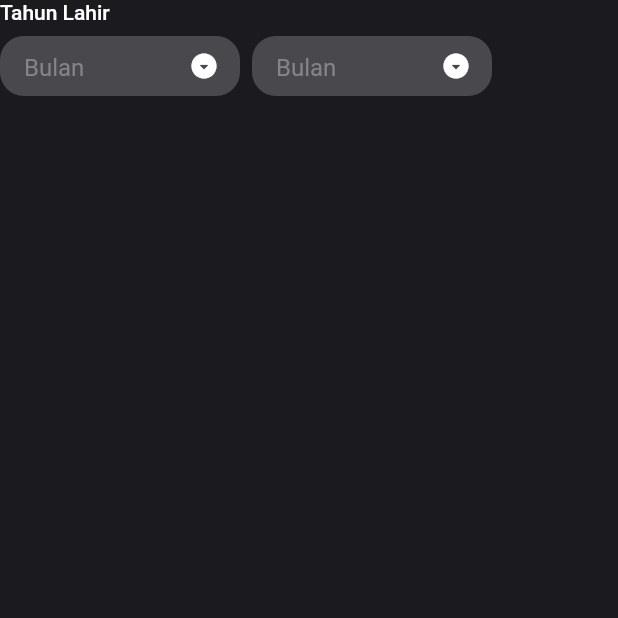
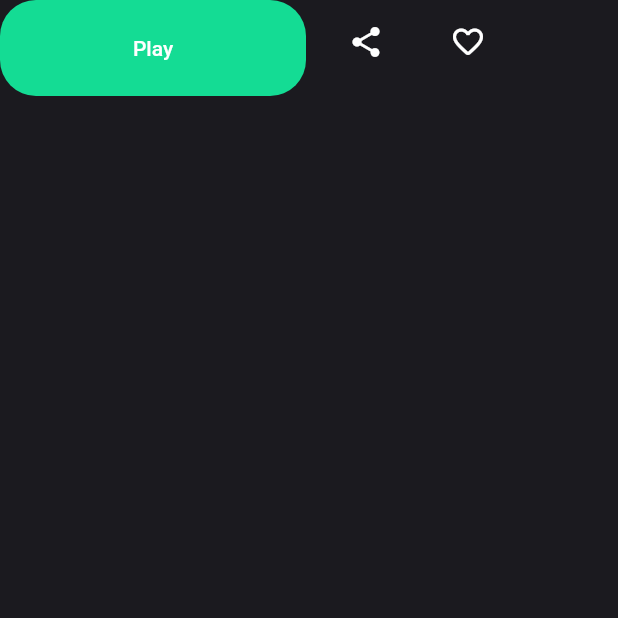
Before and after one commit to Nexus-DevelopmentHub/mobile-app, a Flutter app: the screen it shows after launch, on a phone screen of 412 x 824 dp, the top half of it. Run offline on Flutter 3.47's test engine with Material 2 defaults, Android fonts, the phone set to English and light mode, and no system bars; our stand-ins replace firebase_core; accounts and stored records are empty.

```diff
--- /dev/null
+++ b/lib/components/input_ctadetailepisode.dart
@@ -0,0 +1,54 @@
+import 'package:flutter/cupertino.dart';
+import 'package:flutter/material.dart';
+import 'package:flutter/src/widgets/container.dart';
+import 'package:flutter/src/widgets/framework.dart';
+import 'package:podcast_app/theme/style/button_cta.dart';
+import 'package:podcast_app/theme/theme.dart';
+
+class CtaDetailEpisode extends StatefulWidget {
+  const CtaDetailEpisode({super.key, required this.name, this.onClick});
+
+  final String name;
+  final VoidCallback? onClick;
+
+  @override
+  State<CtaDetailEpisode> createState() => _CtaDetailEpisodeState();
+}
+
+class _CtaDetailEpisodeState extends State<CtaDetailEpisode> {
+
+  bool isFilled = false;
+
+  @override
+  Widget build(BuildContext context) {
+    return Row(
+      crossAxisAlignment: CrossAxisAlignment.start,
+      children: [
+        ElevatedButton(
+          style: buttonCta,
+          onPressed: () {
+            widget?.onClick?.call();
+          },
+          child: Text(widget.name),
+        ),
+        SizedBox(width: 12),
+        IconButton(
+            padding: EdgeInsets.symmetric(horizontal: 16, vertical: 16),
+            color: neutral,
+            onPressed: () {
+              widget?.onClick?.call();
+            },
+            icon: Icon(Icons.share_rounded)),
+        SizedBox(width: 12),
+        IconButton(
+            padding: EdgeInsets.symmetric(horizontal: 16, vertical: 16),
+            color: neutral,
+            onPressed: () {
+              widget?.onClick?.call();
+            },
+            icon: Icon(Icons.favorite_outline_rounded)
+          ),
+      ],
+    );
+  }
+}
--- a/lib/pages/splash_screen.dart
+++ b/lib/pages/splash_screen.dart
@@ -4,6 +4,7 @@ import 'package:flutter/material.dart';
 import 'package:podcast_app/components/button_primary.dart';
 import 'package:podcast_app/components/button_socialgoogle.dart';
 import 'package:podcast_app/components/chip_text.dart';
+import 'package:podcast_app/components/input_ctadetailepisode.dart';
 import 'package:podcast_app/components/input_dateofbirth.dart';
 import 'package:podcast_app/components/input_password.dart';
 import 'package:podcast_app/theme/theme.dart';
@@ -25,7 +26,11 @@ class _SplashScreenState extends State<SplashScreen> {
       color: onNeutral,
       child: Column(
         children: [
-          InputDateOfBirth(placeholder: 'Bulan', name: 'Tahun Lahir')
+          CtaDetailEpisode(
+            name: 'Play',
+            onClick: (() {
+
+          }),)
         ],
       ),
     ));
--- /dev/null
+++ b/lib/theme/style/button_cta.dart
@@ -0,0 +1,12 @@
+import 'package:flutter/material.dart';
+import 'package:podcast_app/theme/theme.dart';
+
+final ButtonStyle buttonCta = ElevatedButton.styleFrom(
+  minimumSize: Size(204, 64),
+  backgroundColor: primary,
+  elevation: 0,
+  shape: const RoundedRectangleBorder(
+    borderRadius: BorderRadius.all(Radius.circular(24),
+    )
+  )
+);
```
Also changed, not shown: lib/icons/share.png (added).
